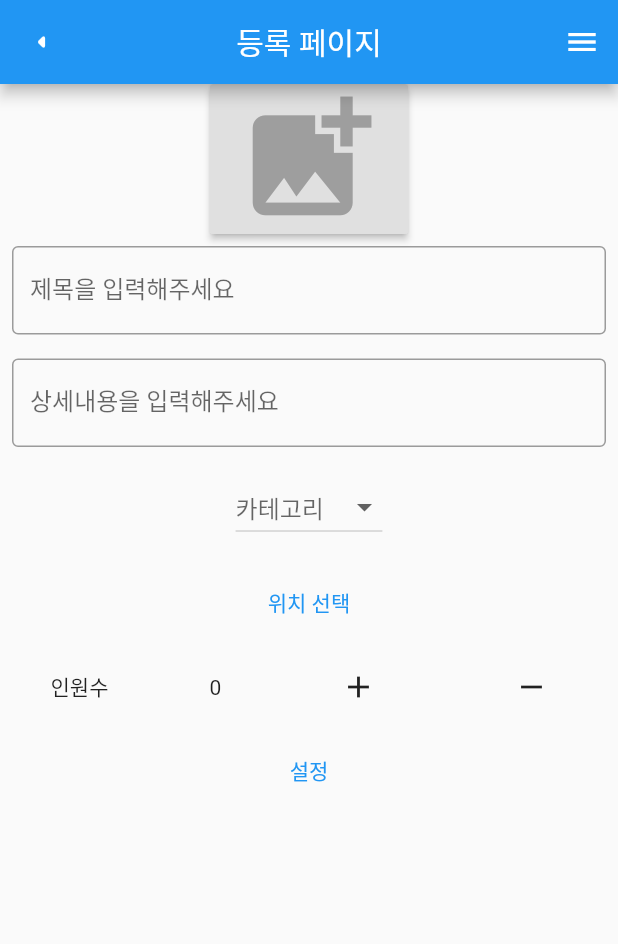
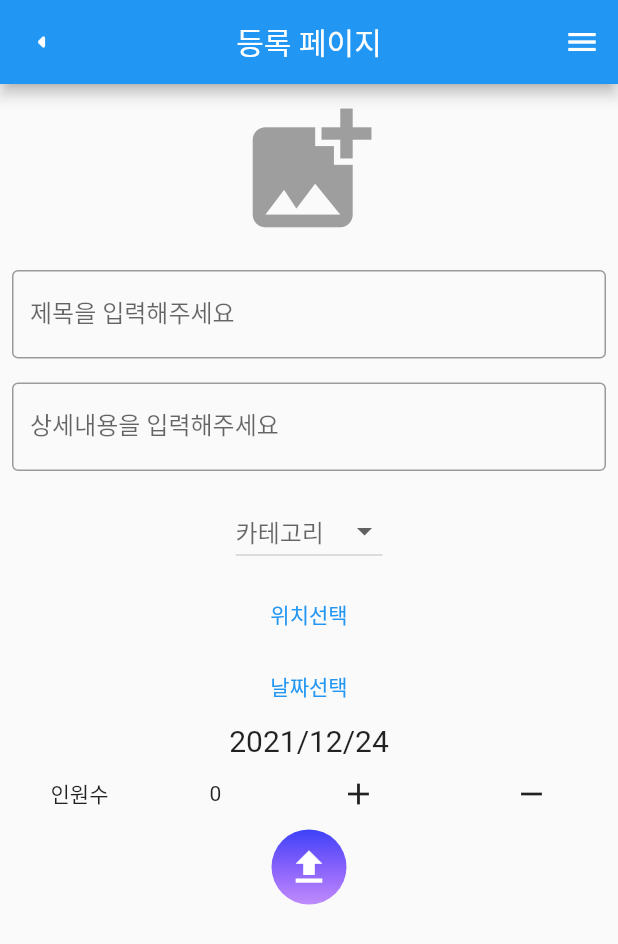
Before and after one commit to kbwoo00/2021_WAP_APP_TEAM1, a Flutter app: the Add screen opened directly, on a phone screen of 412 x 824 dp. Shown: the top 944 px of the screen. Run offline on Flutter 3.47's test engine with Material 2 defaults, Android fonts, the phone set to English and light mode, and no system bars; our stand-ins replace dio, geolocator, google_maps_flutter, image_picker, retrofit; missing offline and left inert: flutter_naver_login, kakao_flutter_sdk; generated files the repository leaves out were written again.

Commit message:
addpage modi

```diff
--- a/lib/View/page/tgtaddpage.dart
+++ b/lib/View/page/tgtaddpage.dart
@@ -6,6 +6,7 @@ import 'package:image_picker/image_picker.dart';
 import 'package:path_provider/path_provider.dart';
 import 'package:provider/provider.dart';
 import 'package:togetor/Controller/GoogleMapService/map_bloc.dart';
+import 'package:togetor/View/ui/tgtbutton.dart';
 import '../ui/tgt_side_bar.dart';
 import '../ui/tgttop_bar.dart';
 import '../page/tgt_placepicker_page.dart';
@@ -30,31 +31,33 @@ class Add extends StatefulWidget {
 }
 
 class _AddState extends State<Add> {
-  File? image;
+  File? _contentImage;
 
   Future<File> saveImagePermanently(String imagePath) async {
     final directory = await getApplicationDocumentsDirectory();
-    final image = File('${directory.path}/name');
-
-    return File(imagePath).copy(image.path);
+    final _contentImage = File('${directory.path}/name');
+    return File(imagePath).copy(_contentImage.path);
   }
 
+  final TextEditingController _title = new TextEditingController();
+  final TextEditingController _detail = new TextEditingController();
   final _valueList = ['FOOD', 'PRACTICE', 'GOODS', 'ETC'];
   var _selectedValue;
-
-  late CountProvider _counterProvider;
+  //_place 추가하기
+  late DateTime _limitedDate = new DateTime.now();
+  late CountProvider _maxparticipant;
   final key2 = const Key('key2');
 
   @override
   Widget build(BuildContext context) {
-    _counterProvider = Provider.of<CountProvider>(context);
+    _maxparticipant = Provider.of<CountProvider>(context);
 
     Future pickImage(ImageSource source) async {
       try {
-        final image = await ImagePicker().pickImage(source: source);
-        if (image == null) return;
-        final imagePermanent = await saveImagePermanently(image.path);
-        setState(() => this.image = imagePermanent);
+        final _contentImage = await ImagePicker().pickImage(source: source);
+        if (_contentImage == null) return;
+        final imagePermanent = await saveImagePermanently(_contentImage.path);
+        setState(() => this._contentImage = imagePermanent);
       } on PlatformException catch (e) {
         print('Failed to pick Image : $e');
       }
@@ -104,16 +107,21 @@ class _AddState extends State<Add> {
       body: SafeArea(
           child: Column(
             children: <Widget>[
-              image != null
+              _contentImage != null
                   ? Container(
+                width: 100, height: 100,
                 decoration: BoxDecoration(
                   image: DecorationImage(
-                          image: FileImage(image!)
+                      fit: BoxFit.fill,
+                      image: FileImage(File(_contentImage!.path))
+                  ),
+                ),
               )
-                   )
-
-              )
-                  : RaisedButton(onPressed: () =>
+                  : IconButton(
+                icon : Icon(Icons.add_photo_alternate),
+                color: Colors.grey,
+                iconSize: 100,
+                onPressed: () {
                   showDialog<void>(
                       context: context,
                       builder: (BuildContext context) {
@@ -126,13 +134,14 @@ class _AddState extends State<Add> {
                             fontWeight: FontWeight.bold,
                           ),
                           ),
-
                           children: <Widget>[
                             SimpleDialogOption(
                               child: Text('사진 찍기',
                                   style: TextStyle(color: Colors.black)),
-                              onPressed: () => pickImage(ImageSource.camera),
+                              onPressed : () => pickImage(ImageSource.camera),
                             ),
+
+
                             SimpleDialogOption(
                               child: Text('사진 가져오기',
                                   style: TextStyle(color: Colors.black)),
@@ -143,25 +152,26 @@ class _AddState extends State<Add> {
                                   style: TextStyle(color: Colors.grey)),
                               onPressed: () => Navigator.pop(context),
                             ),
-
                           ],
                         );
                       }
+                  ); },
               ),
-                  child: Icon(Icons.add_photo_alternate, color: Colors.grey,
-                      size: 100)),
 
               Padding(
                 padding: const EdgeInsets.all(8.0),
-                child:TextFormField(
+                child: TextFormField(
+                  controller : _title,
                   decoration: InputDecoration(
                       labelText: '제목을 입력해주세요',
-                      border: OutlineInputBorder()),
+                      border: OutlineInputBorder()
+                  ),
                 ),
               ),
               Padding(
                 padding: const EdgeInsets.all(8.0),
-                child:TextFormField(
+                child: TextFormField(
+                  controller: _detail,
                   decoration: InputDecoration(
                       labelText: '상세내용을 입력해주세요',
                       border: OutlineInputBorder()),
@@ -172,12 +182,12 @@ class _AddState extends State<Add> {
                 child: Center(
                   child: DropdownButton(
                     hint: Text('카테고리'),
-                    value : _selectedValue,
-                    items: _valueList.map((value){
+                    value: _selectedValue,
+                    items: _valueList.map((value) {
                       return DropdownMenuItem(
-                            value : value, child: Text(value));
+                          value: value, child: Text(value));
                     }).toList(),
-                    onChanged: (value){
+                    onChanged: (value) {
                       print(value);
                       setState(() {
                         _selectedValue = value;
@@ -186,49 +196,80 @@ class _AddState extends State<Add> {
                   ),
                 ),
               ),
-              Padding(
-                padding:const EdgeInsets.all(8.0),
-                child: TextButton(
+              TextButton(
+                child: Text('위치선택'),
+                onPressed: (){},
+              ),
+              TextButton(
+                child: Text('날짜선택'),
                 onPressed: (){
-                    Navigator.of(context).push(MaterialPageRoute(
-                        builder: (BuildContext context) => MapScreen()));
+                  Future<DateTime?> selectedDate = showDatePicker(
+                    context: context,
+                    initialDate: DateTime.now(),
+                    firstDate: DateTime(2021),
+                    lastDate: DateTime(2025),
+                    builder: (BuildContext context, Widget? child){
+                      return Theme(
+                        data: ThemeData.light(),
+                        child: child!,
+                      );
                     },
-                  child: Text("위치 선택"),
+                  );
+                  selectedDate.then((dateTime){
+                    setState((){
+                      _limitedDate = dateTime!;
+                    });
+                  });
+                },
               ),
+              Text('${_limitedDate.year}/${_limitedDate.month}/${_limitedDate.day}', style: TextStyle(fontSize: 20),
               ),
               Row(
                 mainAxisAlignment: MainAxisAlignment.spaceAround,
-
                 children: [
-
                   Text('인원수'),
                   Text(Provider.of<CountProvider>(context).count.toString()),
-                  IconButton(onPressed:(){_counterProvider.add();},
+                  IconButton(onPressed: () {
+                    _maxparticipant.add();
+                  },
                     icon: Icon(Icons.add),
                   ),
-                  IconButton(onPressed:(){_counterProvider.remove();},
+                  IconButton(onPressed: () {
+                    _maxparticipant.remove();
+                  },
                     icon: Icon(Icons.remove),
                   ),
                 ],
               ),
-              Padding(
-                padding:const EdgeInsets.all(8.0),
-                child: TextButton(
-                  onPressed: (){
-                    print("test");
+              TGTButton(
+                child: const Icon(
+                  Icons.upload,
+                  color: Colors.white,
+                  size: 30.0,
+                ),
+                onPressed: () {
+                  //setContent
                 },
-                  child: Text("설정"),
-                ),
-              ),
+              )
             ],
           )
-
       ),
-
     );
-
+  }
 }
 
-
-
-}
+// void setContent() async {
+//   String TGTContenturl = "http://118.223.255.68:4000/";
+//   var TGTContentresponse = await http.get(TGTContenturl);
+//   var TGTContentData = convert.jsonDecode(
+//       convert.utf8.decode(TGTContentresponse.bodyBytes));
+//   setState(
+//         () {
+//       _title = TGTContentData["title"];
+//       _detail = TGTContentData["detail"];
+//       _contentImage = TGTContentData["contentImage"];
+//       _maxParticipant = TGTContentData["maxParticipant"];
+//       _limitedDate = TGTContentData["limitedDate"];
+//     },
+//   );
+// }
```
Lines whose indentation alone changed are shown as unchanged.
